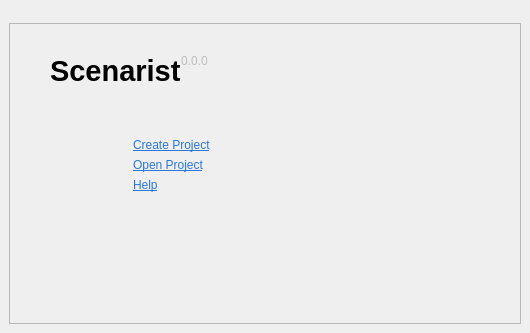
This is src/bin/Scenarist/UserInterfaceLayer/StartUp/StartUpView.ui in dimkanovikov/KITScenarist as Qt 5 draws it before an edit. The edited form follows.
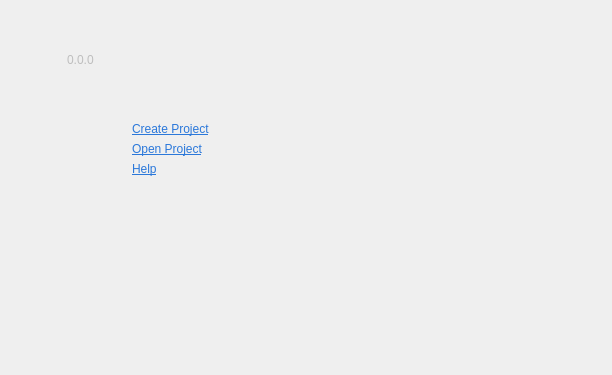
This is the edited form. Icons and pictures are not drawn.

```diff
--- a/src/bin/Scenarist/UserInterfaceLayer/StartUp/StartUpView.ui
+++ b/src/bin/Scenarist/UserInterfaceLayer/StartUp/StartUpView.ui
@@ -6,8 +6,8 @@
    <rect>
     <x>0</x>
     <y>0</y>
-    <width>530</width>
-    <height>333</height>
+    <width>612</width>
+    <height>375</height>
    </rect>
   </property>
   <property name="windowTitle">
@@ -87,7 +87,7 @@
         </size>
        </property>
        <property name="frameShape">
-        <enum>QFrame::StyledPanel</enum>
+        <enum>QFrame::NoFrame</enum>
        </property>
        <property name="frameShadow">
         <enum>QFrame::Raised</enum>
@@ -105,7 +105,7 @@
         <property name="verticalSpacing">
          <number>1</number>
         </property>
-        <item row="1" column="0">
+        <item row="2" column="0">
          <widget class="QWidget" name="widget" native="true">
           <property name="sizePolicy">
            <sizepolicy hsizetype="Preferred" vsizetype="Expanding">
@@ -130,7 +130,7 @@
             <number>20</number>
            </property>
            <property name="topMargin">
-            <number>40</number>
+            <number>0</number>
            </property>
            <item row="1" column="0">
             <spacer name="verticalSpacer">
@@ -266,7 +266,7 @@
           </layout>
          </widget>
         </item>
-        <item row="1" column="1">
+        <item row="2" column="1">
          <widget class="QListView" name="recentFiles">
           <property name="cursor" stdset="0">
            <cursorShape>PointingHandCursor</cursorShape>
@@ -298,7 +298,10 @@
              </font>
             </property>
             <property name="text">
-             <string>Scenarist</string>
+             <string/>
+            </property>
+            <property name="pixmap">
+             <pixmap resource="../../Resources/Resources.qrc">:/Images/logo-black.png</pixmap>
             </property>
            </widget>
           </item>
@@ -329,6 +332,22 @@
           </item>
          </layout>
         </item>
+        <item row="1" column="0">
+         <spacer name="verticalSpacer_2">
+          <property name="orientation">
+           <enum>Qt::Vertical</enum>
+          </property>
+          <property name="sizeType">
+           <enum>QSizePolicy::Fixed</enum>
+          </property>
+          <property name="sizeHint" stdset="0">
+           <size>
+            <width>20</width>
+            <height>26</height>
+           </size>
+          </property>
+         </spacer>
+        </item>
        </layout>
       </widget>
      </item>
```
